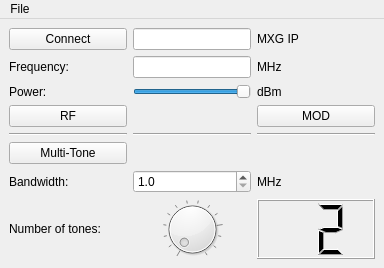
The window that Day2/DesignerAndMXG/MxgControlMultiTone.ui (nt11/python_rf_course) describes before a commit, drawn with Qt 5.
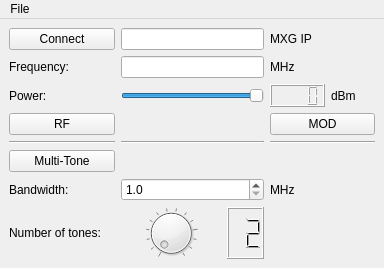
The same window after the commit.

Commit message: Title of window in accordance to IDN? SCPI return. Add LCD view for Power

```diff
--- a/Day2/DesignerAndMXG/MxgControlMultiTone.ui
+++ b/Day2/DesignerAndMXG/MxgControlMultiTone.ui
@@ -49,32 +49,6 @@
         </property>
        </widget>
       </item>
-      <item row="7" column="3">
-       <widget class="QLCDNumber" name="lcdNumber">
-        <property name="digitCount">
-         <number>2</number>
-        </property>
-        <property name="intValue" stdset="0">
-         <number>2</number>
-        </property>
-       </widget>
-      </item>
-      <item row="7" column="2">
-       <widget class="QDial" name="dial">
-        <property name="minimum">
-         <number>2</number>
-        </property>
-        <property name="maximum">
-         <number>15</number>
-        </property>
-        <property name="notchTarget">
-         <double>3.700000000000000</double>
-        </property>
-        <property name="notchesVisible">
-         <bool>true</bool>
-        </property>
-       </widget>
-      </item>
       <item row="6" column="2">
        <widget class="QDoubleSpinBox" name="doubleSpinBox">
         <property name="specialValueText">
@@ -204,13 +178,6 @@
         </property>
        </widget>
       </item>
-      <item row="2" column="3">
-       <widget class="QLabel" name="label_3">
-        <property name="text">
-         <string>dBm</string>
-        </property>
-       </widget>
-      </item>
       <item row="0" column="1">
        <widget class="QPushButton" name="pushButton">
         <property name="sizePolicy">
@@ -269,6 +236,54 @@
         </property>
        </widget>
       </item>
+      <item row="2" column="3">
+       <layout class="QHBoxLayout" name="horizontalLayout">
+        <item>
+         <widget class="QLCDNumber" name="lcdNumber_2">
+          <property name="digitCount">
+           <number>4</number>
+          </property>
+         </widget>
+        </item>
+        <item>
+         <widget class="QLabel" name="label_3">
+          <property name="text">
+           <string>dBm</string>
+          </property>
+         </widget>
+        </item>
+       </layout>
+      </item>
+      <item row="7" column="2">
+       <layout class="QHBoxLayout" name="horizontalLayout_2">
+        <item>
+         <widget class="QDial" name="dial">
+          <property name="minimum">
+           <number>2</number>
+          </property>
+          <property name="maximum">
+           <number>15</number>
+          </property>
+          <property name="notchTarget">
+           <double>3.700000000000000</double>
+          </property>
+          <property name="notchesVisible">
+           <bool>true</bool>
+          </property>
+         </widget>
+        </item>
+        <item>
+         <widget class="QLCDNumber" name="lcdNumber">
+          <property name="digitCount">
+           <number>2</number>
+          </property>
+          <property name="intValue" stdset="0">
+           <number>2</number>
+          </property>
+         </widget>
+        </item>
+       </layout>
+      </item>
      </layout>
     </item>
    </layout>
```
Left out of the diff: 16 changed lines with no effect on the pictures. The commit also changes 1 other file.
